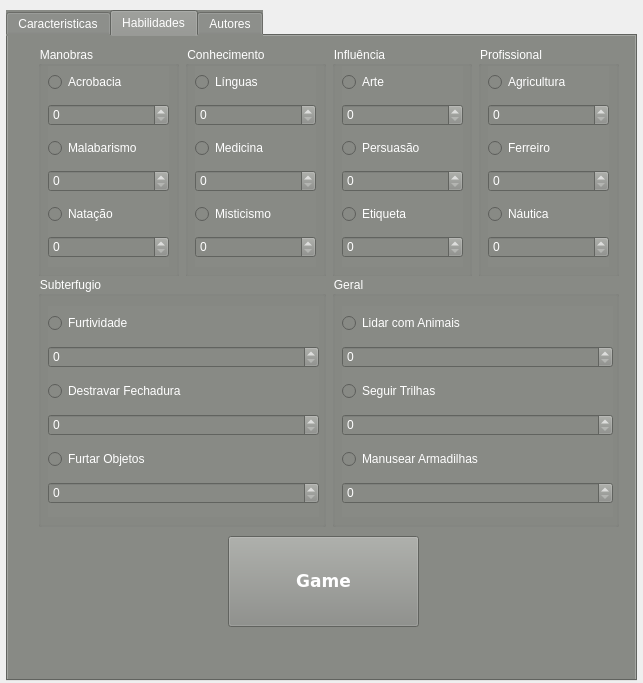
First picture: the form in mainwindow.ui, repository miguelsrrobo/Tagmar, before the edit.
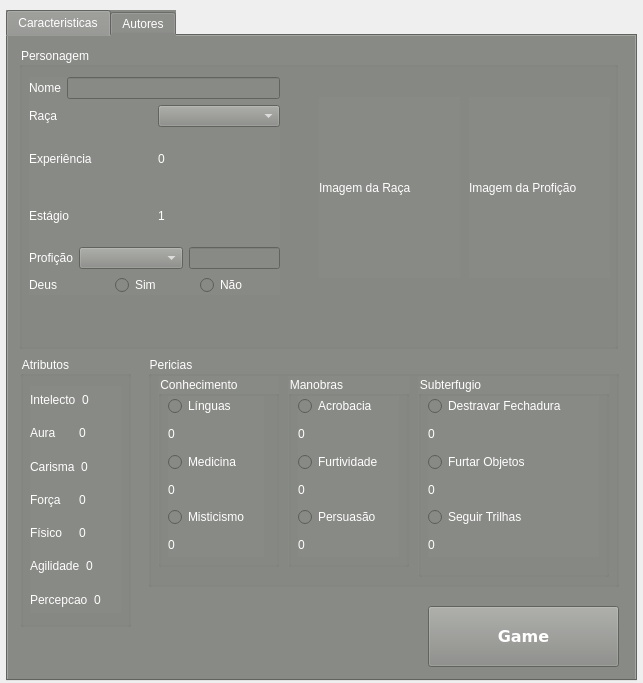
Second picture: the form after the edit. Icons and pictures are not drawn.

```diff
--- a/mainwindow.ui
+++ b/mainwindow.ui
@@ -50,7 +50,7 @@
 </string>
     </property>
     <property name="currentIndex">
-     <number>1</number>
+     <number>0</number>
     </property>
     <widget class="QWidget" name="Caracteristicas">
      <property name="styleSheet">
@@ -59,18 +59,249 @@
      <attribute name="title">
       <string>Caracteristicas</string>
      </attribute>
-     <widget class="QWidget" name="layoutWidget">
+     <widget class="QPushButton" name="pushButton">
       <property name="geometry">
        <rect>
+        <x>420</x>
+        <y>570</y>
+        <width>191</width>
+        <height>61</height>
+       </rect>
+      </property>
+      <property name="font">
+       <font>
+        <family>DejaVu Sans</family>
+        <pointsize>12</pointsize>
+        <bold>true</bold>
+       </font>
+      </property>
+      <property name="text">
+       <string>Game</string>
+      </property>
+     </widget>
+     <widget class="QGroupBox" name="groupBox">
+      <property name="geometry">
+       <rect>
+        <x>140</x>
+        <y>320</y>
+        <width>471</width>
+        <height>231</height>
+       </rect>
+      </property>
+      <property name="title">
+       <string>Pericias</string>
+      </property>
+      <widget class="QGroupBox" name="groupBox_6">
+       <property name="geometry">
+        <rect>
         <x>10</x>
-        <y>10</y>
-        <width>601</width>
-        <height>611</height>
-       </rect>
-      </property>
-      <layout class="QVBoxLayout" name="verticalLayout_4">
+         <y>20</y>
+         <width>121</width>
+         <height>191</height>
+        </rect>
+       </property>
+       <property name="title">
+        <string>Conhecimento</string>
+       </property>
+       <widget class="QWidget" name="layoutWidget_2">
+        <property name="geometry">
+         <rect>
+          <x>10</x>
+          <y>20</y>
+          <width>96</width>
+          <height>161</height>
+         </rect>
+        </property>
+        <layout class="QVBoxLayout" name="verticalLayout_6">
        <item>
+          <widget class="QRadioButton" name="Linguas">
+           <property name="text">
+            <string>Línguas</string>
+           </property>
+          </widget>
+         </item>
+         <item>
+          <widget class="QLabel" name="linguas">
+           <property name="text">
+            <string>0</string>
+           </property>
+          </widget>
+         </item>
+         <item>
+          <widget class="QRadioButton" name="Medicina">
+           <property name="text">
+            <string>Medicina</string>
+           </property>
+          </widget>
+         </item>
+         <item>
+          <widget class="QLabel" name="medicina">
+           <property name="text">
+            <string>0</string>
+           </property>
+          </widget>
+         </item>
+         <item>
+          <widget class="QRadioButton" name="Misticismo">
+           <property name="text">
+            <string>Misticismo</string>
+           </property>
+          </widget>
+         </item>
+         <item>
+          <widget class="QLabel" name="misticismo">
+           <property name="text">
+            <string>0</string>
+           </property>
+          </widget>
+         </item>
+        </layout>
+       </widget>
+      </widget>
+      <widget class="QGroupBox" name="groupBox_5">
+       <property name="geometry">
+        <rect>
+         <x>140</x>
+         <y>20</y>
+         <width>121</width>
+         <height>191</height>
+        </rect>
+       </property>
+       <property name="title">
+        <string>Manobras</string>
+       </property>
+       <widget class="QWidget" name="layoutWidget_4">
+        <property name="geometry">
+         <rect>
+          <x>10</x>
+          <y>20</y>
+          <width>101</width>
+          <height>161</height>
+         </rect>
+        </property>
+        <layout class="QVBoxLayout" name="verticalLayout">
+         <item>
+          <widget class="QRadioButton" name="Acrobacia">
+           <property name="text">
+            <string>Acrobacia</string>
+           </property>
+          </widget>
+         </item>
+         <item>
+          <widget class="QLabel" name="acrobacia">
+           <property name="text">
+            <string>0</string>
+           </property>
+          </widget>
+         </item>
+         <item>
+          <widget class="QRadioButton" name="Furtividade">
+           <property name="text">
+            <string>Furtividade</string>
+           </property>
+          </widget>
+         </item>
+         <item>
+          <widget class="QLabel" name="furtividade">
+           <property name="text">
+            <string>0</string>
+           </property>
+          </widget>
+         </item>
+         <item>
+          <widget class="QRadioButton" name="Persuasao">
+           <property name="text">
+            <string>Persuasão</string>
+           </property>
+          </widget>
+         </item>
+         <item>
+          <widget class="QLabel" name="persuasao">
+           <property name="text">
+            <string>0</string>
+           </property>
+          </widget>
+         </item>
+        </layout>
+       </widget>
+      </widget>
+      <widget class="QGroupBox" name="groupBox_2">
+       <property name="geometry">
+        <rect>
+         <x>270</x>
+         <y>20</y>
+         <width>191</width>
+         <height>201</height>
+        </rect>
+       </property>
+       <property name="title">
+        <string>Subterfugio</string>
+       </property>
+       <widget class="QWidget" name="layoutWidget_3">
+        <property name="geometry">
+         <rect>
+          <x>10</x>
+          <y>20</y>
+          <width>171</width>
+          <height>161</height>
+         </rect>
+        </property>
+        <layout class="QVBoxLayout" name="verticalLayout_8">
+         <item>
+          <widget class="QRadioButton" name="DesFechadura">
+           <property name="text">
+            <string>Destravar Fechadura</string>
+           </property>
+          </widget>
+         </item>
+         <item>
+          <widget class="QLabel" name="desfechadura">
+           <property name="text">
+            <string>0</string>
+           </property>
+          </widget>
+         </item>
+         <item>
+          <widget class="QRadioButton" name="FurObjetos">
+           <property name="text">
+            <string>Furtar Objetos</string>
+           </property>
+          </widget>
+         </item>
+         <item>
+          <widget class="QLabel" name="furobjetos">
+           <property name="text">
+            <string>0</string>
+           </property>
+          </widget>
+         </item>
+         <item>
+          <widget class="QRadioButton" name="SeguirTrilhas">
+           <property name="text">
+            <string>Seguir Trilhas</string>
+           </property>
+          </widget>
+         </item>
+         <item>
+          <widget class="QLabel" name="seguirtrilhas">
+           <property name="text">
+            <string>0</string>
+           </property>
+          </widget>
+         </item>
+        </layout>
+       </widget>
+      </widget>
+     </widget>
         <widget class="QGroupBox" name="groupBox_7">
+      <property name="geometry">
+       <rect>
+        <x>11</x>
+        <y>11</y>
+        <width>599</width>
+        <height>302</height>
+       </rect>
+      </property>
          <property name="title">
           <string>Personagem</string>
          </property>
@@ -295,9 +526,15 @@
           </property>
          </widget>
         </widget>
-       </item>
-       <item>
         <widget class="QGroupBox" name="groupBox_8">
+      <property name="geometry">
+       <rect>
+        <x>12</x>
+        <y>320</y>
+        <width>111</width>
+        <height>271</height>
+       </rect>
+      </property>
          <property name="title">
           <string>Atributos</string>
          </property>
@@ -306,7 +543,7 @@
            <rect>
             <x>10</x>
             <y>30</y>
-            <width>188</width>
+         <width>91</width>
             <height>227</height>
            </rect>
           </property>
@@ -439,374 +676,6 @@
            </item>
           </layout>
          </widget>
-         <widget class="QWidget" name="layoutWidget">
-          <property name="geometry">
-           <rect>
-            <x>460</x>
-            <y>250</y>
-            <width>138</width>
-            <height>41</height>
-           </rect>
-          </property>
-          <layout class="QHBoxLayout" name="horizontalLayout_2">
-           <item>
-            <widget class="QLabel" name="resto">
-             <property name="text">
-              <string>Pontos Total</string>
-             </property>
-            </widget>
-           </item>
-           <item>
-            <widget class="QSpinBox" name="PontosTotal"/>
-           </item>
-          </layout>
-         </widget>
-        </widget>
-       </item>
-      </layout>
-     </widget>
-    </widget>
-    <widget class="QWidget" name="Habilidades">
-     <attribute name="title">
-      <string>Habilidades</string>
-     </attribute>
-     <widget class="QWidget" name="layoutWidget">
-      <property name="geometry">
-       <rect>
-        <x>30</x>
-        <y>10</y>
-        <width>581</width>
-        <height>231</height>
-       </rect>
-      </property>
-      <layout class="QHBoxLayout" name="horizontalLayout_15">
-       <item>
-        <widget class="QGroupBox" name="groupBox_5">
-         <property name="title">
-          <string>Manobras</string>
-         </property>
-         <widget class="QWidget" name="layoutWidget">
-          <property name="geometry">
-           <rect>
-            <x>10</x>
-            <y>20</y>
-            <width>121</width>
-            <height>201</height>
-           </rect>
-          </property>
-          <layout class="QVBoxLayout" name="verticalLayout">
-           <item>
-            <widget class="QRadioButton" name="Acrobacia">
-             <property name="text">
-              <string>Acrobacia</string>
-             </property>
-            </widget>
-           </item>
-           <item>
-            <widget class="QSpinBox" name="acrobaciaBox"/>
-           </item>
-           <item>
-            <widget class="QRadioButton" name="Malabarismo">
-             <property name="text">
-              <string>Malabarismo</string>
-             </property>
-            </widget>
-           </item>
-           <item>
-            <widget class="QSpinBox" name="malabarismoBox"/>
-           </item>
-           <item>
-            <widget class="QRadioButton" name="Natacao">
-             <property name="text">
-              <string>Natação</string>
-             </property>
-            </widget>
-           </item>
-           <item>
-            <widget class="QSpinBox" name="natacaoBox"/>
-           </item>
-          </layout>
-         </widget>
-        </widget>
-       </item>
-       <item>
-        <widget class="QGroupBox" name="groupBox_6">
-         <property name="title">
-          <string>Conhecimento</string>
-         </property>
-         <widget class="QWidget" name="layoutWidget">
-          <property name="geometry">
-           <rect>
-            <x>10</x>
-            <y>20</y>
-            <width>121</width>
-            <height>201</height>
-           </rect>
-          </property>
-          <layout class="QVBoxLayout" name="verticalLayout_6">
-           <item>
-            <widget class="QRadioButton" name="Linguas">
-             <property name="text">
-              <string>Línguas</string>
-             </property>
-            </widget>
-           </item>
-           <item>
-            <widget class="QSpinBox" name="linguasBox"/>
-           </item>
-           <item>
-            <widget class="QRadioButton" name="Medicina">
-             <property name="text">
-              <string>Medicina</string>
-             </property>
-            </widget>
-           </item>
-           <item>
-            <widget class="QSpinBox" name="medicinaBox"/>
-           </item>
-           <item>
-            <widget class="QRadioButton" name="Misticismo">
-             <property name="text">
-              <string>Misticismo</string>
-             </property>
-            </widget>
-           </item>
-           <item>
-            <widget class="QSpinBox" name="misticismoBox"/>
-           </item>
-          </layout>
-         </widget>
-        </widget>
-       </item>
-       <item>
-        <widget class="QGroupBox" name="groupBox">
-         <property name="title">
-          <string>Influência</string>
-         </property>
-         <widget class="QWidget" name="layoutWidget">
-          <property name="geometry">
-           <rect>
-            <x>10</x>
-            <y>20</y>
-            <width>121</width>
-            <height>201</height>
-           </rect>
-          </property>
-          <layout class="QVBoxLayout" name="verticalLayout_7">
-           <item>
-            <widget class="QRadioButton" name="Arte">
-             <property name="text">
-              <string>Arte</string>
-             </property>
-            </widget>
-           </item>
-           <item>
-            <widget class="QSpinBox" name="arteBox"/>
-           </item>
-           <item>
-            <widget class="QRadioButton" name="Persuasao">
-             <property name="text">
-              <string>Persuasão</string>
-             </property>
-            </widget>
-           </item>
-           <item>
-            <widget class="QSpinBox" name="negociacaoBox"/>
-           </item>
-           <item>
-            <widget class="QRadioButton" name="Etiqueta">
-             <property name="text">
-              <string>Etiqueta</string>
-             </property>
-            </widget>
-           </item>
-           <item>
-            <widget class="QSpinBox" name="etiquetaBox"/>
-           </item>
-          </layout>
-         </widget>
-        </widget>
-       </item>
-       <item>
-        <widget class="QGroupBox" name="groupBox_4">
-         <property name="title">
-          <string>Profissional</string>
-         </property>
-         <widget class="QWidget" name="layoutWidget">
-          <property name="geometry">
-           <rect>
-            <x>10</x>
-            <y>20</y>
-            <width>121</width>
-            <height>201</height>
-           </rect>
-          </property>
-          <layout class="QVBoxLayout" name="verticalLayout_5">
-           <item>
-            <widget class="QRadioButton" name="Agricultura">
-             <property name="text">
-              <string>Agricultura</string>
-             </property>
-            </widget>
-           </item>
-           <item>
-            <widget class="QSpinBox" name="agriculturaBox"/>
-           </item>
-           <item>
-            <widget class="QRadioButton" name="Ferreiro">
-             <property name="text">
-              <string>Ferreiro</string>
-             </property>
-            </widget>
-           </item>
-           <item>
-            <widget class="QSpinBox" name="ferreiroBox"/>
-           </item>
-           <item>
-            <widget class="QRadioButton" name="Nautica">
-             <property name="text">
-              <string>Náutica</string>
-             </property>
-            </widget>
-           </item>
-           <item>
-            <widget class="QSpinBox" name="nauticaBox"/>
-           </item>
-          </layout>
-         </widget>
-        </widget>
-       </item>
-      </layout>
-     </widget>
-     <widget class="QWidget" name="layoutWidget">
-      <property name="geometry">
-       <rect>
-        <x>30</x>
-        <y>240</y>
-        <width>581</width>
-        <height>251</height>
-       </rect>
-      </property>
-      <layout class="QHBoxLayout" name="horizontalLayout_16">
-       <item>
-        <widget class="QGroupBox" name="groupBox_2">
-         <property name="title">
-          <string>Subterfugio</string>
-         </property>
-         <widget class="QWidget" name="layoutWidget">
-          <property name="geometry">
-           <rect>
-            <x>10</x>
-            <y>30</y>
-            <width>271</width>
-            <height>211</height>
-           </rect>
-          </property>
-          <layout class="QVBoxLayout" name="verticalLayout_8">
-           <item>
-            <widget class="QRadioButton" name="Furtividade">
-             <property name="text">
-              <string>Furtividade</string>
-             </property>
-            </widget>
-           </item>
-           <item>
-            <widget class="QSpinBox" name="furtividadeBox"/>
-           </item>
-           <item>
-            <widget class="QRadioButton" name="DesFechadura">
-             <property name="text">
-              <string>Destravar Fechadura</string>
-             </property>
-            </widget>
-           </item>
-           <item>
-            <widget class="QSpinBox" name="desfechaduraBox"/>
-           </item>
-           <item>
-            <widget class="QRadioButton" name="FurObjetos">
-             <property name="text">
-              <string>Furtar Objetos</string>
-             </property>
-            </widget>
-           </item>
-           <item>
-            <widget class="QSpinBox" name="furobjetosBox"/>
-           </item>
-          </layout>
-         </widget>
-        </widget>
-       </item>
-       <item>
-        <widget class="QGroupBox" name="groupBox_3">
-         <property name="title">
-          <string>Geral</string>
-         </property>
-         <widget class="QWidget" name="layoutWidget">
-          <property name="geometry">
-           <rect>
-            <x>10</x>
-            <y>30</y>
-            <width>271</width>
-            <height>211</height>
-           </rect>
-          </property>
-          <layout class="QVBoxLayout" name="verticalLayout_9">
-           <item>
-            <widget class="QRadioButton" name="LidarAnimais">
-             <property name="text">
-              <string>Lidar com Animais</string>
-             </property>
-            </widget>
-           </item>
-           <item>
-            <widget class="QSpinBox" name="lidaranimaisBox"/>
-           </item>
-           <item>
-            <widget class="QRadioButton" name="SeguirTrilhas">
-             <property name="text">
-              <string>Seguir Trilhas</string>
-             </property>
-            </widget>
-           </item>
-           <item>
-            <widget class="QSpinBox" name="seguirtrilhasBox"/>
-           </item>
-           <item>
-            <widget class="QRadioButton" name="ManusearArmadilhas">
-             <property name="text">
-              <string>Manusear Armadilhas</string>
-             </property>
-            </widget>
-           </item>
-           <item>
-            <widget class="QSpinBox" name="manusearArmadilhasBox"/>
-           </item>
-          </layout>
-         </widget>
-        </widget>
-       </item>
-      </layout>
-     </widget>
-     <widget class="QPushButton" name="pushButton">
-      <property name="geometry">
-       <rect>
-        <x>220</x>
-        <y>500</y>
-        <width>191</width>
-        <height>91</height>
-       </rect>
-      </property>
-      <property name="font">
-       <font>
-        <family>DejaVu Sans</family>
-        <pointsize>13</pointsize>
-        <bold>true</bold>
-       </font>
-      </property>
-      <property name="text">
-       <string>Game</string>
-      </property>
      </widget>
     </widget>
     <widget class="QWidget" name="Autores">
```
Left out of the diff: 41 changed lines with no effect on the pictures. Lines whose indentation alone changed are shown as unchanged.
